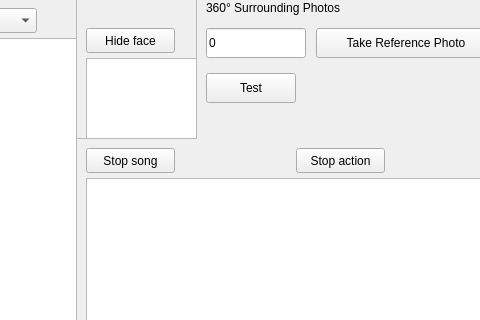
Qt form Server/Zenbo/mainwindow.ui (yangchihyuan/RobotNurseHelper) before a commit; both pictures show x 264 to 744 and y 442 to 762 of the 1126 by 857 pixel window.
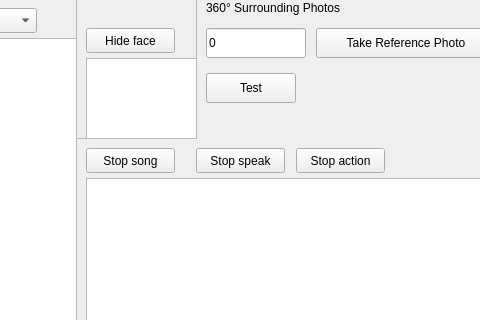
The same form after that commit.

```diff
--- a/Server/Zenbo/mainwindow.ui
+++ b/Server/Zenbo/mainwindow.ui
@@ -1056,6 +1056,19 @@
      <string>Kill app</string>
     </property>
    </widget>
+   <widget class="QPushButton" name="pushButton_stop_speak">
+    <property name="geometry">
+     <rect>
+      <x>460</x>
+      <y>590</y>
+      <width>89</width>
+      <height>25</height>
+     </rect>
+    </property>
+    <property name="text">
+     <string>Stop speak</string>
+    </property>
+   </widget>
   </widget>
   <widget class="QStatusBar" name="statusbar"/>
  </widget>
```
